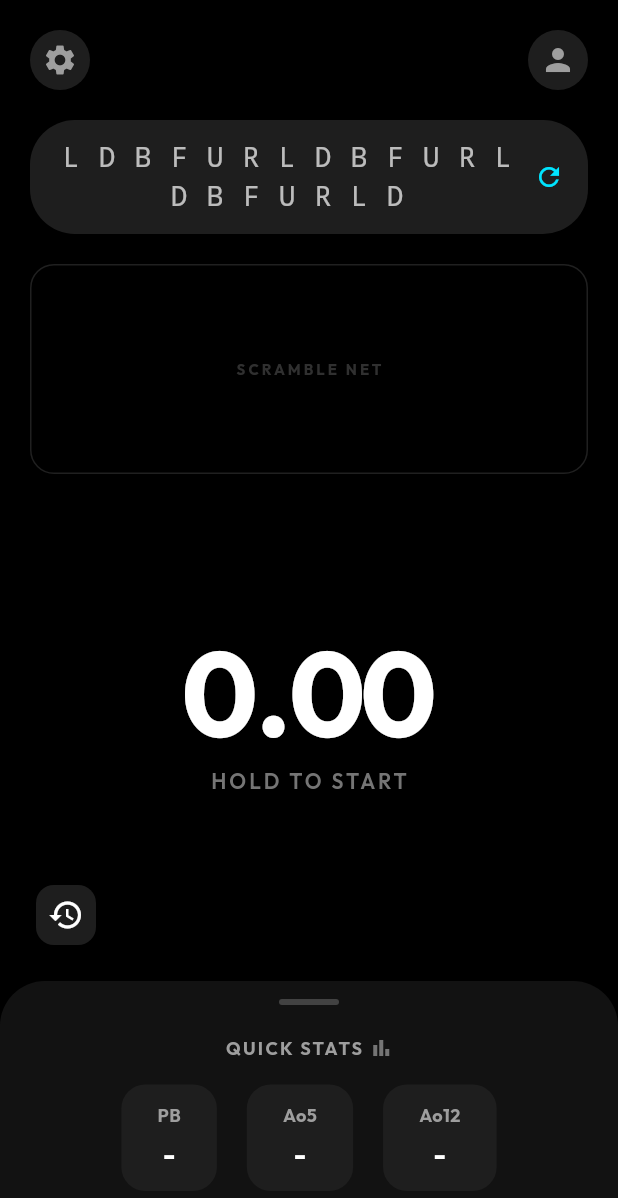
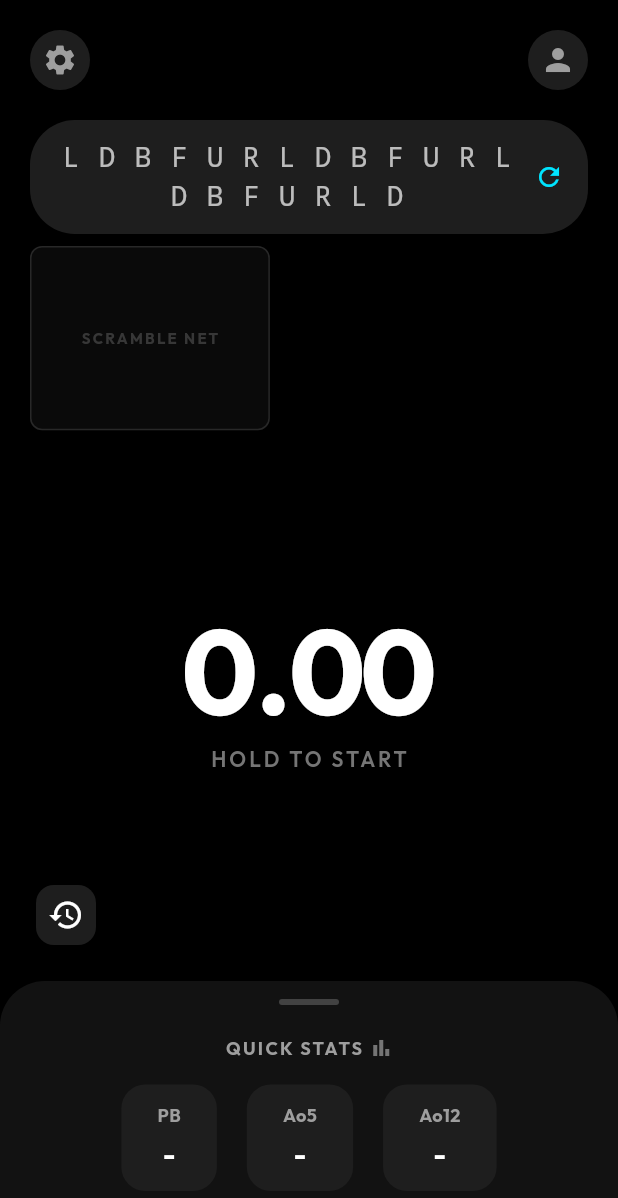
Before and after one commit to manmit-s/chronospin, a Flutter app: the screen it shows after launch, on a phone screen of 412 x 824 dp. Shown: the top 1198 px of the screen. Run offline on Flutter 3.47's test engine with Material 3 defaults, Android fonts, the phone set to English and light mode, and no system bars; our stand-ins replace fl_chart, flutter_dotenv, flutter_riverpod, google_fonts, image_picker, sqflite and 1 more; missing offline and left inert: cuber; accounts and stored records are empty.

Commit message:
new scramble net

```diff
--- a/lib/features/timer/presentation/pages/timer_page.dart
+++ b/lib/features/timer/presentation/pages/timer_page.dart
@@ -318,8 +318,13 @@ class _TimerPageState extends ConsumerState<TimerPage> {
                                 ],
                               ),
                             ),
-                            const SizedBox(height: 20),
-                            const ScrambleNet(),
+                            const SizedBox(height: 8),
+                            const ScrambleNet(
+                              stickerSize: 10.0,
+                              gap: 1.3,
+                              faceGap: 4.5,
+                              alignment: Alignment.centerLeft,
+                            ),
                           ],
                         ),
                       ),
--- a/lib/features/timer/presentation/widgets/scramble_net.dart
+++ b/lib/features/timer/presentation/widgets/scramble_net.dart
@@ -5,7 +5,18 @@ import 'package:chronospin/features/timer/domain/puzzle_type.dart';
 import 'package:chronospin/features/timer/presentation/providers/timer_providers.dart';
 
 class ScrambleNet extends ConsumerWidget {
-  const ScrambleNet({super.key});
+  final double? stickerSize;
+  final double? gap;
+  final double? faceGap;
+  final AlignmentGeometry alignment;
+
+  const ScrambleNet({
+    super.key,
+    this.stickerSize,
+    this.gap,
+    this.faceGap,
+    this.alignment = Alignment.center,
+  });
 
   static const _stickerColors = {
     cuber.Color.up: Color(0xFFFFFFFF),
@@ -30,40 +41,45 @@ class ScrambleNet extends ConsumerWidget {
     final puzzle = ref.watch(puzzleProvider);
     final scramble = ref.watch(scrambleProvider);
 
-    if (puzzle != PuzzleType.cube3x3) {
-      return const _Placeholder();
-    }
-
-    if (scramble.isEmpty) {
-      return const _Placeholder();
-    }
-
     List<cuber.Color>? colors;
+    if (puzzle == PuzzleType.cube3x3 && scramble.isNotEmpty) {
       try {
         final cube = cuber.Algorithm.parse(scramble).apply(cuber.Cube.solved);
         colors = cube.colors;
       } catch (_) {}
-
-    if (colors == null) {
-      return const _Placeholder();
     }
 
     final resolvedColors = colors;
 
     return LayoutBuilder(
       builder: (context, constraints) {
-        const gap = 2.0;
-        final stickerSize = _computeStickerSize(constraints.maxWidth, gap);
-        final totalW = 12 * stickerSize + 11 * gap;
-        final totalH = 9 * stickerSize + 8 * gap;
+        final double resolvedGap = gap ?? 2.0;
+        final double resolvedFaceGap = faceGap ?? (resolvedGap * 3.0);
+        final double resolvedStickerSize =
+            stickerSize ?? _computeStickerSize(constraints.maxWidth, resolvedGap, resolvedFaceGap);
+        final totalW = 12 * resolvedStickerSize + 8 * resolvedGap + 3 * resolvedFaceGap;
+        final totalH = 9 * resolvedStickerSize + 6 * resolvedGap + 2 * resolvedFaceGap;
 
-        return Center(
-          child: Container(
+        const paddingValue = 8.0;
+
+        if (resolvedColors == null) {
+          return _Placeholder(
             width: totalW,
             height: totalH,
+            alignment: alignment,
+            padding: paddingValue,
+          );
+        }
+
+        return Align(
+          alignment: alignment,
+          child: Container(
+            width: totalW + 2 * paddingValue,
+            height: totalH + 2 * paddingValue,
+            padding: const EdgeInsets.all(paddingValue),
             decoration: BoxDecoration(
               color: const Color(0xFF0A0A0A),
-              borderRadius: BorderRadius.circular(4),
+              borderRadius: BorderRadius.circular(8),
             ),
             child: ClipRRect(
               borderRadius: BorderRadius.circular(4),
@@ -71,8 +87,9 @@ class ScrambleNet extends ConsumerWidget {
                 size: Size(totalW, totalH),
                 painter: _NetPainter(
                   colors: resolvedColors,
-                  stickerSize: stickerSize,
-                  gap: gap,
+                  stickerSize: resolvedStickerSize,
+                  gap: resolvedGap,
+                  faceGap: resolvedFaceGap,
                 ),
               ),
             ),
@@ -82,8 +99,8 @@ class ScrambleNet extends ConsumerWidget {
     );
   }
 
-  static double _computeStickerSize(double availableWidth, double gap) {
-    return ((availableWidth - 11 * gap - 16) / 12).clamp(10.0, 28.0);
+  static double _computeStickerSize(double availableWidth, double gap, double faceGap) {
+    return ((availableWidth - 8 * gap - 3 * faceGap - 16) / 12).clamp(10.0, 28.0);
   }
 }
 
@@ -91,11 +108,13 @@ class _NetPainter extends CustomPainter {
   final List<cuber.Color> colors;
   final double stickerSize;
   final double gap;
+  final double faceGap;
 
   _NetPainter({
     required this.colors,
     required this.stickerSize,
     required this.gap,
+    required this.faceGap,
   });
 
   @override
@@ -108,6 +127,7 @@ class _NetPainter extends CustomPainter {
 
     final s = stickerSize;
     final g = gap;
+    final fg = faceGap;
 
     for (final (col, row, offset) in ScrambleNet._faceLayout) {
       for (int sy = 0; sy < 3; sy++) {
@@ -116,8 +136,8 @@ class _NetPainter extends CustomPainter {
           final cuberColor = colors[idx];
           final flutterColor = ScrambleNet._stickerColors[cuberColor]!;
 
-          final x = (col * 3 + sx) * (s + g);
-          final y = (row * 3 + sy) * (s + g);
+          final x = col * (3 * s + 2 * g + fg) + sx * (s + g);
+          final y = row * (3 * s + 2 * g + fg) + sy * (s + g);
 
           final rrect = RRect.fromRectAndRadius(
             Rect.fromLTWH(x, y, s, s),
@@ -134,29 +154,47 @@ class _NetPainter extends CustomPainter {
 
   @override
   bool shouldRepaint(_NetPainter oldDelegate) =>
-      colors != oldDelegate.colors;
+      colors != oldDelegate.colors ||
+      stickerSize != oldDelegate.stickerSize ||
+      gap != oldDelegate.gap ||
+      faceGap != oldDelegate.faceGap;
 }
 
 class _Placeholder extends StatelessWidget {
-  const _Placeholder();
+  final double width;
+  final double height;
+  final AlignmentGeometry alignment;
+  final double padding;
+
+  const _Placeholder({
+    required this.width,
+    required this.height,
+    required this.alignment,
+    required this.padding,
+  });
 
   @override
   Widget build(BuildContext context) {
-    return Container(
-      height: 140,
-      width: double.infinity,
+    return Align(
+      alignment: alignment,
+      child: Container(
+        height: height + 2 * padding,
+        width: width + 2 * padding,
+        padding: EdgeInsets.all(padding),
         decoration: BoxDecoration(
+          color: const Color(0xFF0A0A0A),
           border: Border.all(color: Colors.grey.withValues(alpha: 0.2)),
-        borderRadius: BorderRadius.circular(16),
+          borderRadius: BorderRadius.circular(8),
         ),
         alignment: Alignment.center,
         child: Text(
           "SCRAMBLE NET",
           style: TextStyle(
             color: Colors.grey.withValues(alpha: 0.3),
-          fontSize: 10,
-          letterSpacing: 2,
+            fontSize: (height * 0.1).clamp(6.0, 10.0),
+            letterSpacing: 1.5,
             fontWeight: FontWeight.bold,
+          ),
         ),
       ),
     );
```
Lines whose indentation alone changed are shown as unchanged.
